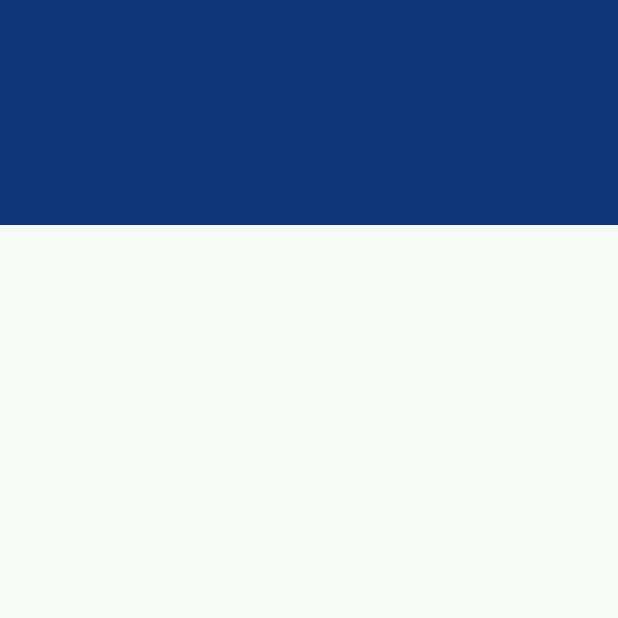
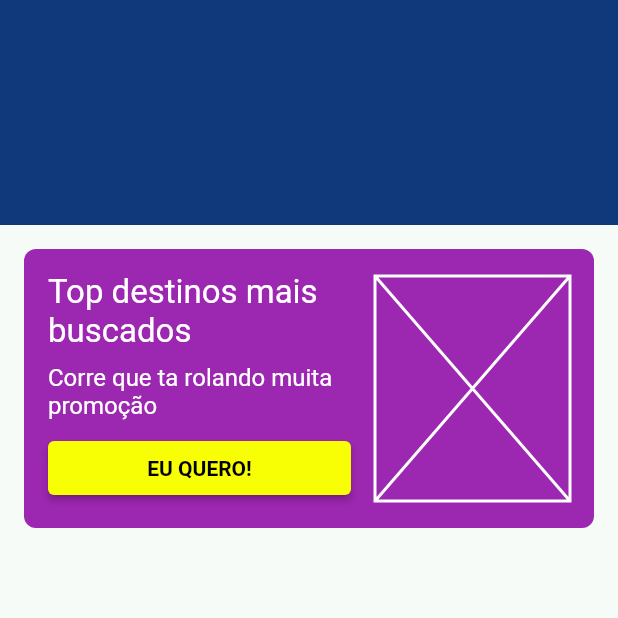
Before and after one commit to ronaldemanuel/hotel-urbano, a Flutter app: the screen it shows after launch, on a phone screen of 412 x 824 dp, the top half of it. Run offline on Flutter 3.47's test engine with Material 2 defaults, Android fonts, the phone set to English and light mode, and no system bars.

Commit message:
advertising container implemented

```diff
--- a/lib/home_page.dart
+++ b/lib/home_page.dart
@@ -23,7 +23,73 @@ class _HomePageState extends State<HomePage> {
           color: Color(0xFF10397B),
           height: 150,
         ),
+        buildAdvertisingContainer(),
       ],
     );
   }
+
+  buildAdvertisingContainer() {
+    return Container(
+      decoration: BoxDecoration(
+        color: Colors.purple,
+        borderRadius: BorderRadius.circular(8),
+      ),
+      margin: EdgeInsets.all(16),
+      padding: EdgeInsets.all(16),
+      child: Row(
+        children: [
+          Expanded(child: buildTextContent()),
+          SizedBox(width: 16),
+          Placeholder(
+            color: Colors.white,
+            fallbackHeight: 150,
+            fallbackWidth: 130,
+          ),
+        ],
+      ),
+    );
+  }
+
+  buildTextContent() {
+    return Column(
+      crossAxisAlignment: CrossAxisAlignment.stretch,
+      children: [
+        buildGeneralText(
+          'Top destinos mais buscados',
+          fontSize: 22,
+          color: Colors.white,
+        ),
+        SizedBox(height: 8),
+        buildGeneralText(
+          'Corre que ta rolando muita promoção',
+          fontSize: 16,
+          color: Colors.white,
+        ),
+        SizedBox(height: 8),
+        ElevatedButton(
+          style: ElevatedButton.styleFrom(
+            primary: Color(0xFFF8FF04),
+          ),
+          onPressed: () {},
+          child: buildGeneralText(
+            'EU QUERO!',
+            color: Colors.black,
+            fontWeight: FontWeight.bold,
+          ),
+        )
+      ],
+    );
+  }
+
+  buildGeneralText(String text,
+      {double? fontSize, Color? color, FontWeight? fontWeight}) {
+    return Text(
+      text,
+      style: TextStyle(
+        fontSize: fontSize,
+        color: color,
+        fontWeight: fontWeight,
+      ),
+    );
+  }
 }
```
